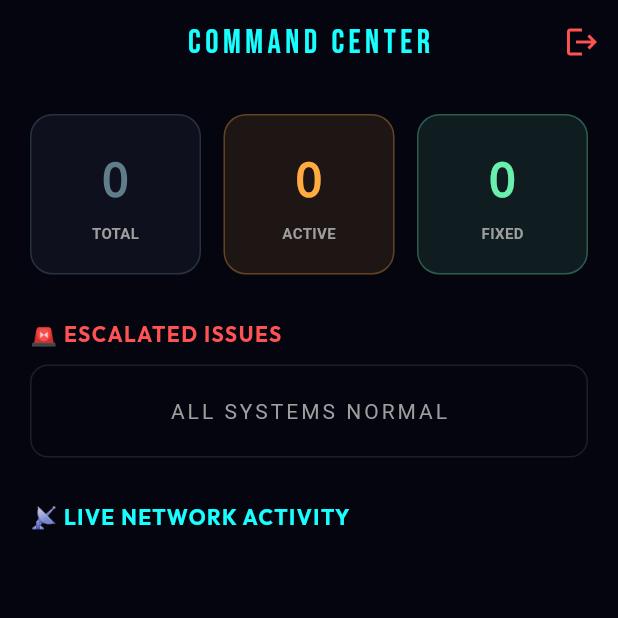
After one commit to nothariharan/LensFix, a Flutter app: the AdminDashboardScreen screen opened directly, on a phone screen of 412 x 824 dp, the top half of it. The commit adds this screen. Run offline on Flutter 3.47's test engine with Material 3 defaults, Android fonts, the light colour scheme and no system bars; our stand-ins replace animate_do, cloud_firestore, firebase_auth, firebase_core, flutter_map, geolocator and 4 more; accounts and stored records are empty.

Commit message:
initial set up for admin dashboard

```diff
--- /dev/null
+++ b/lib/screens/admin_dashboard_screen.dart
@@ -0,0 +1,218 @@
+import 'package:cloud_firestore/cloud_firestore.dart';
+import 'package:firebase_auth/firebase_auth.dart';
+import 'package:flutter/material.dart';
+import 'package:google_fonts/google_fonts.dart';
+import 'package:animate_do/animate_do.dart';
+import 'package:lens_fix/screens/login_screen.dart';
+
+class AdminDashboardScreen extends StatelessWidget {
+  const AdminDashboardScreen({super.key});
+
+  @override
+  Widget build(BuildContext context) {
+    return Scaffold(
+      backgroundColor: const Color(0xFF050510), // Deep Cyberpunk Blue-Black
+      appBar: AppBar(
+        title: Text("COMMAND CENTER", style: GoogleFonts.bebasNeue(letterSpacing: 3, color: Colors.cyanAccent)),
+        centerTitle: true,
+        backgroundColor: Colors.transparent,
+        elevation: 0,
+        actions: [
+          IconButton(
+            icon: const Icon(Icons.logout, color: Colors.redAccent),
+            onPressed: () async {
+              await FirebaseAuth.instance.signOut();
+              if (context.mounted) {
+                Navigator.pushAndRemoveUntil(context, MaterialPageRoute(builder: (_) => const LoginScreen()), (route) => false);
+              }
+            },
+          )
+        ],
+      ),
+      body: SingleChildScrollView(
+        padding: const EdgeInsets.all(20),
+        child: Column(
+          crossAxisAlignment: CrossAxisAlignment.start,
+          children: [
+            // 1. SYSTEM STATS ROW
+            _buildSystemStats(),
+
+            const SizedBox(height: 30),
+
+            // 2. ESCALATIONS SECTION (The "Red Phone")
+            Text("🚨 ESCALATED ISSUES", style: GoogleFonts.outfit(color: Colors.redAccent, fontWeight: FontWeight.bold, letterSpacing: 1)),
+            const SizedBox(height: 10),
+            _buildEscalationFeed(),
+
+            const SizedBox(height: 30),
+
+            // 3. LIVE ACTIVITY FEED
+            Text("📡 LIVE NETWORK ACTIVITY", style: GoogleFonts.outfit(color: Colors.cyanAccent, fontWeight: FontWeight.bold, letterSpacing: 1)),
+            const SizedBox(height: 10),
+            _buildActivityFeed(),
+          ],
+        ),
+      ),
+    );
+  }
+
+  // --- WIDGET: SYSTEM STATS ---
+  Widget _buildSystemStats() {
+    return StreamBuilder<QuerySnapshot>(
+      stream: FirebaseFirestore.instance.collection('issues').snapshots(),
+      builder: (context, snapshot) {
+        if (!snapshot.hasData) return const LinearProgressIndicator(color: Colors.cyanAccent);
+
+        var docs = snapshot.data!.docs;
+        int total = docs.length;
+        int resolved = docs.where((doc) => doc['status'] == 'Resolved').length;
+        int pending = total - resolved;
+
+        return Row(
+          children: [
+            _buildStatCard("TOTAL", total.toString(), Colors.blueGrey),
+            const SizedBox(width: 15),
+            _buildStatCard("ACTIVE", pending.toString(), Colors.orangeAccent),
+            const SizedBox(width: 15),
+            _buildStatCard("FIXED", resolved.toString(), Colors.greenAccent),
+          ],
+        );
+      },
+    );
+  }
+
+  Widget _buildStatCard(String label, String value, Color color) {
+    return Expanded(
+      child: Container(
+        padding: const EdgeInsets.all(20),
+        decoration: BoxDecoration(
+          color: color.withOpacity(0.1),
+          borderRadius: BorderRadius.circular(15),
+          border: Border.all(color: color.withOpacity(0.3)),
+        ),
+        child: Column(
+          children: [
+            Text(value, style: TextStyle(fontSize: 32, fontWeight: FontWeight.bold, color: color, fontFamily: 'Courier')),
+            const SizedBox(height: 5),
+            Text(label, style: const TextStyle(color: Colors.grey, fontSize: 10, fontWeight: FontWeight.bold)),
+          ],
+        ),
+      ),
+    );
+  }
+
+  // --- WIDGET: ESCALATION FEED ---
+  Widget _buildEscalationFeed() {
+    return StreamBuilder<QuerySnapshot>(
+      stream: FirebaseFirestore.instance
+          .collection('issues')
+          .where('isEscalation', isEqualTo: true)
+          .where('status', isNotEqualTo: 'Resolved') // Only show active escalations
+          .snapshots(),
+      builder: (context, snapshot) {
+        if (!snapshot.hasData || snapshot.data!.docs.isEmpty) {
+          return Container(
+            width: double.infinity,
+            padding: const EdgeInsets.all(20),
+            decoration: BoxDecoration(border: Border.all(color: Colors.white10), borderRadius: BorderRadius.circular(12)),
+            child: const Center(child: Text("ALL SYSTEMS NORMAL", style: TextStyle(color: Colors.grey, letterSpacing: 2))),
+          );
+        }
+
+        return SizedBox(
+          height: 160,
+          child: ListView.builder(
+            scrollDirection: Axis.horizontal,
+            itemCount: snapshot.data!.docs.length,
+            itemBuilder: (context, index) {
+              var data = snapshot.data!.docs[index].data() as Map<String, dynamic>;
+              return FadeInRight(
+                child: Container(
+                  width: 280,
+                  margin: const EdgeInsets.only(right: 15),
+                  padding: const EdgeInsets.all(15),
+                  decoration: BoxDecoration(
+                    color: Colors.redAccent.withOpacity(0.1),
+                    borderRadius: BorderRadius.circular(15),
+                    border: Border.all(color: Colors.redAccent),
+                  ),
+                  child: Column(
+                    crossAxisAlignment: CrossAxisAlignment.start,
+                    mainAxisAlignment: MainAxisAlignment.center,
+                    children: [
+                      Row(
+                        children: [
+                          const Icon(Icons.warning_amber_rounded, color: Colors.redAccent),
+                          const SizedBox(width: 10),
+                          Expanded(child: Text(data['title'] ?? "Critical Issue", style: const TextStyle(color: Colors.white, fontWeight: FontWeight.bold, overflow: TextOverflow.ellipsis))),
+                        ],
+                      ),
+                      const SizedBox(height: 10),
+                      Text("📍 ${data['category']}", style: const TextStyle(color: Colors.grey)),
+                      const Spacer(),
+                      Container(
+                        padding: const EdgeInsets.symmetric(horizontal: 10, vertical: 5),
+                        decoration: BoxDecoration(color: Colors.redAccent, borderRadius: BorderRadius.circular(5)),
+                        child: const Text("REQUIRES ADMIN ACTION", style: TextStyle(color: Colors.white, fontSize: 10, fontWeight: FontWeight.bold)),
+                      )
+                    ],
+                  ),
+                ),
+              );
+            },
+          ),
+        );
+      },
+    );
+  }
+
+  // --- WIDGET: ACTIVITY FEED ---
+  Widget _buildActivityFeed() {
+    return StreamBuilder<QuerySnapshot>(
+      stream: FirebaseFirestore.instance.collection('issues').orderBy('timestamp', descending: true).limit(10).snapshots(),
+      builder: (context, snapshot) {
+        if (!snapshot.hasData) return const Center(child: CircularProgressIndicator(color: Colors.cyanAccent));
+
+        return ListView.builder(
+          shrinkWrap: true,
+          physics: const NeverScrollableScrollPhysics(),
+          itemCount: snapshot.data!.docs.length,
+          itemBuilder: (context, index) {
+            var data = snapshot.data!.docs[index].data() as Map<String, dynamic>;
+            bool isResolved = data['status'] == 'Resolved';
+
+            return Container(
+              margin: const EdgeInsets.only(bottom: 10),
+              padding: const EdgeInsets.all(12),
+              decoration: BoxDecoration(
+                color: const Color(0xFF11111E),
+                borderRadius: BorderRadius.circular(10),
+                border: Border.all(color: Colors.white10),
+              ),
+              child: Row(
+                children: [
+                  Icon(
+                    isResolved ? Icons.check_circle : Icons.fiber_manual_record,
+                    color: isResolved ? Colors.greenAccent : Colors.orangeAccent,
+                    size: 14
+                  ),
+                  const SizedBox(width: 15),
+                  Expanded(
+                    child: Column(
+                      crossAxisAlignment: CrossAxisAlignment.start,
+                      children: [
+                        Text(data['title'] ?? "Log Entry", style: const TextStyle(color: Colors.white, fontWeight: FontWeight.bold)),
+                        Text("${data['category']} • ${data['severity']}", style: TextStyle(color: Colors.grey[600], fontSize: 12)),
+                      ],
+                    ),
+                  ),
+                  Text(isResolved ? "RESOLVED" : "PENDING", style: TextStyle(color: isResolved ? Colors.greenAccent : Colors.orangeAccent, fontSize: 10, fontWeight: FontWeight.bold)),
+                ],
+              ),
+            );
+          },
+        );
+      },
+    );
+  }
+}
--- a/lib/services/database_service.dart
+++ b/lib/services/database_service.dart
@@ -8,18 +8,39 @@ class DatabaseService {
   final FirebaseFirestore _db = FirebaseFirestore.instance;
   final FirebaseAuth _auth = FirebaseAuth.instance;
 
+  // --- ADMIN & SYSTEM HELPERS ---
+
+  // 1. Get Live Stream of All Issues (For Admin Dashboard)
+  Stream<QuerySnapshot> getIssuesStream() {
+    return _db.collection('issues').orderBy('timestamp', descending: true).snapshots();
+  }
+
+  // 2. Delete an Issue (Admin Power)
+  Future<void> deleteIssue(String docId) async {
+    await _db.collection('issues').doc(docId).delete();
+  }
+
+  // --- HELPER ACTIONS ---
+
+  // 3. Resolve Issue (For Helpers)
   Future<void> resolveIssue(String docId) async {
     String userId = _auth.currentUser!.uid;
+
+    // Mark Issue as Resolved
     await _db.collection('issues').doc(docId).update({
       'status': 'Resolved',
       'resolvedBy': userId,
       'resolvedAt': FieldValue.serverTimestamp(),
     });
+
+    // Reward Helper (+100 XP for fixing stuff!)
     await _db.collection('users').doc(userId).update({
       'xp': FieldValue.increment(100),
       'reports': FieldValue.increment(1),
     });
   }
+
+  // --- UTILITIES ---
 
   Future<String> convertImageToBase64(File imageFile) async {
     try {
@@ -30,12 +51,17 @@ class DatabaseService {
     }
   }
 
+  // --- USER MANAGEMENT ---
+
   Future<void> ensureUserExists(String role) async {
     User? user = _auth.currentUser;
     if (user == null) return;
+
     DocumentReference userDoc = _db.collection('users').doc(user.uid);
     DocumentSnapshot snapshot = await userDoc.get();
+
     if (!snapshot.exists) {
+      // NEW USER
       await userDoc.set({
         'email': user.email,
         'role': role.toLowerCase(),
@@ -45,7 +71,10 @@ class DatabaseService {
         'lastActive': FieldValue.serverTimestamp(),
       });
     } else {
-      await userDoc.update({'lastActive': FieldValue.serverTimestamp()});
+      // EXISTING USER
+      await userDoc.update({
+        'lastActive': FieldValue.serverTimestamp(),
+      });
     }
   }
 
@@ -56,6 +85,8 @@ class DatabaseService {
     if (imageBase64 != null) data['profileImageBase64'] = imageBase64;
     await _db.collection('users').doc(userId).set(data, SetOptions(merge: true));
   }
+
+  // --- REPORTING LOGIC ---
 
   Future<void> reportIssue({
     required Map<String, dynamic> aiData,
@@ -83,6 +114,7 @@ class DatabaseService {
         'upvotes': 0,
       });
 
+      // Update User XP
       await _db.collection('users').doc(userId).set({
         'email': userEmail,
         'xp': FieldValue.increment(50),
```
Also changed, not shown: lib/screens/login_screen.dart (+8 -5 lines).
